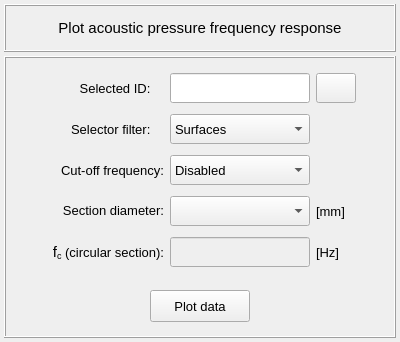
The window that vibra/interface/data/ui_files/plots/acoustic/acoustic_pressure_frequency_response_inputs.ui (MOPT-UFSC/VIBRA) describes before a commit, drawn with Qt 5.
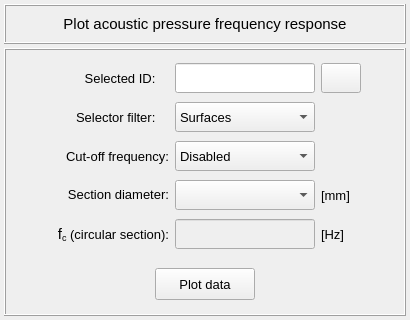
The same window after the commit. Icons and pictures are not drawn.

The edit to the form file:
```diff
--- a/vibra/interface/data/ui_files/plots/acoustic/acoustic_pressure_frequency_response_inputs.ui
+++ b/vibra/interface/data/ui_files/plots/acoustic/acoustic_pressure_frequency_response_inputs.ui
@@ -6,10 +6,22 @@
    <rect>
     <x>0</x>
     <y>0</y>
-    <width>400</width>
-    <height>342</height>
+    <width>410</width>
+    <height>320</height>
    </rect>
   </property>
+  <property name="minimumSize">
+   <size>
+    <width>0</width>
+    <height>320</height>
+   </size>
+  </property>
+  <property name="maximumSize">
+   <size>
+    <width>16777215</width>
+    <height>320</height>
+   </size>
+  </property>
   <property name="windowTitle">
    <string>Form</string>
   </property>
@@ -34,13 +46,13 @@
      <property name="minimumSize">
       <size>
        <width>0</width>
-       <height>48</height>
+       <height>40</height>
       </size>
      </property>
      <property name="maximumSize">
       <size>
        <width>520</width>
-       <height>48</height>
+       <height>40</height>
       </size>
      </property>
      <property name="frameShape">
@@ -115,7 +127,7 @@
      <property name="maximumSize">
       <size>
        <width>520</width>
-       <height>460</height>
+       <height>280</height>
       </size>
      </property>
      <property name="frameShape">
```
